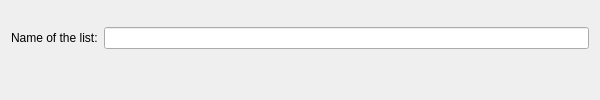
Old version of the form Form/DialogEditDynamicPlayList.ui in the repository isuhao/TMediaPlayer.
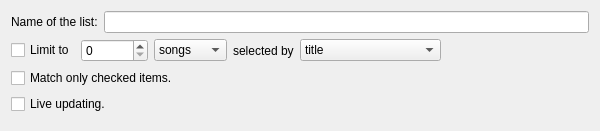
New version of the form.

Diff of the .ui file:
```diff
--- a/Form/DialogEditDynamicPlayList.ui
+++ b/Form/DialogEditDynamicPlayList.ui
@@ -7,13 +7,13 @@
     <x>0</x>
     <y>0</y>
     <width>600</width>
-    <height>100</height>
+    <height>120</height>
    </rect>
   </property>
   <property name="minimumSize">
    <size>
     <width>400</width>
-    <height>100</height>
+    <height>120</height>
    </size>
   </property>
   <property name="maximumSize">
@@ -53,6 +53,141 @@
      </item>
     </layout>
    </item>
+   <item>
+    <layout class="QHBoxLayout" name="horizontalLayout_2">
+     <item>
+      <widget class="QCheckBox" name="editLimit">
+       <property name="text">
+        <string>Limit to</string>
+       </property>
+      </widget>
+     </item>
+     <item>
+      <widget class="QSpinBox" name="editNumItems">
+       <property name="maximum">
+        <number>999999</number>
+       </property>
+      </widget>
+     </item>
+     <item>
+      <widget class="QComboBox" name="editItemsType">
+       <item>
+        <property name="text">
+         <string>songs</string>
+        </property>
+       </item>
+       <item>
+        <property name="text">
+         <string>minutes</string>
+        </property>
+       </item>
+       <item>
+        <property name="text">
+         <string>hours</string>
+        </property>
+       </item>
+       <item>
+        <property name="text">
+         <string>Mio</string>
+        </property>
+       </item>
+       <item>
+        <property name="text">
+         <string>Gio</string>
+        </property>
+       </item>
+      </widget>
+     </item>
+     <item>
+      <widget class="QLabel" name="label">
+       <property name="text">
+        <string>selected by</string>
+       </property>
+      </widget>
+     </item>
+     <item>
+      <widget class="QComboBox" name="editSelected">
+       <item>
+        <property name="text">
+         <string>title</string>
+        </property>
+       </item>
+       <item>
+        <property name="text">
+         <string>artist</string>
+        </property>
+       </item>
+       <item>
+        <property name="text">
+         <string>album</string>
+        </property>
+       </item>
+       <item>
+        <property name="text">
+         <string>genre</string>
+        </property>
+       </item>
+       <item>
+        <property name="text">
+         <string>highest rating</string>
+        </property>
+       </item>
+       <item>
+        <property name="text">
+         <string>lowest rating</string>
+        </property>
+       </item>
+       <item>
+        <property name="text">
+         <string>most recently played</string>
+        </property>
+       </item>
+       <item>
+        <property name="text">
+         <string>least recently played</string>
+        </property>
+       </item>
+       <item>
+        <property name="text">
+         <string>most often played</string>
+        </property>
+       </item>
+       <item>
+        <property name="text">
+         <string>least often played</string>
+        </property>
+       </item>
+      </widget>
+     </item>
+     <item>
+      <spacer name="horizontalSpacer">
+       <property name="orientation">
+        <enum>Qt::Horizontal</enum>
+       </property>
+       <property name="sizeHint" stdset="0">
+        <size>
+         <width>40</width>
+         <height>20</height>
+        </size>
+       </property>
+      </spacer>
+     </item>
+    </layout>
+   </item>
+   <item>
+    <widget class="QCheckBox" name="editOnlyChecked">
+     <property name="text">
+      <string>Match only checked items.</string>
+     </property>
+    </widget>
+   </item>
+   <item>
+    <widget class="QCheckBox" name="editUpdate">
+     <property name="text">
+      <string>Live updating.</string>
+     </property>
+    </widget>
+   </item>
    <item>
     <widget class="QDialogButtonBox" name="buttonBox"/>
    </item>
```
